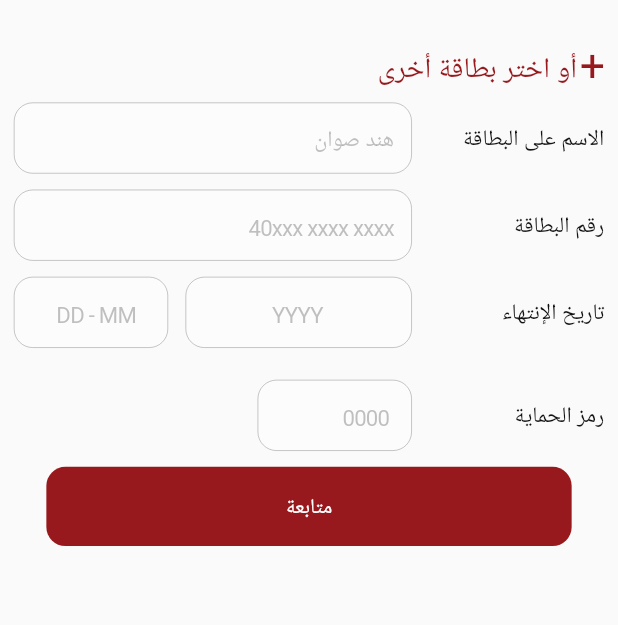
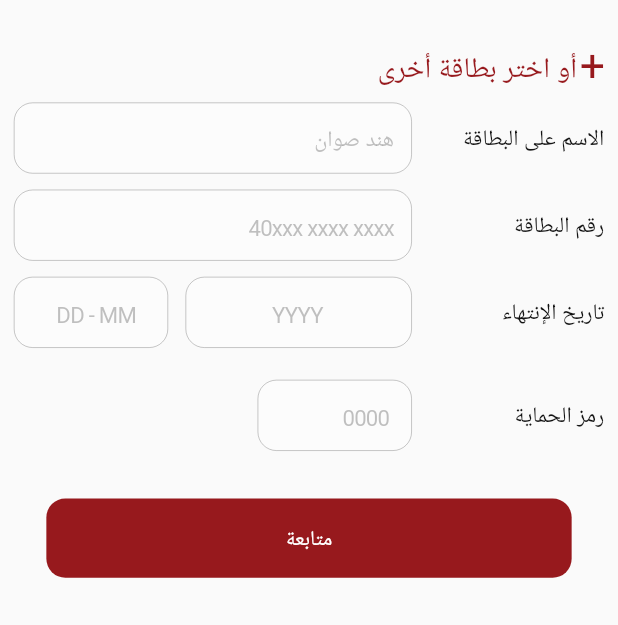
Before and after one commit to Mohamed-Salem7/Bazaar_app, a Flutter app: the PaymentMethod screen opened directly, on a phone screen of 412 x 824 dp, the part 611-1236 px from its top. Run offline on Flutter 3.47's test engine with Material 2 defaults, Android fonts, the phone set to English and light mode, and no system bars; our stand-ins replace buttons_tabbar, carousel_slider, flutter_bloc, flutter_screenutil, flutter_svg, get and 3 more; missing offline and left inert: country_state_city_picker; accounts and stored records are empty; Roboto replaces fonts that are missing (SF UI Display, Tajawal).

Commit message:
master-commit

```diff
--- a/lib/presntaion/layers/Setting/screen/payment_method/payment_method.dart
+++ b/lib/presntaion/layers/Setting/screen/payment_method/payment_method.dart
@@ -142,7 +142,7 @@ class PaymentMethod extends StatelessWidget {
                         child:   EntryInfoVisa(title: 'تاريخ الإنتهاء',hintText:   '               YYYY',isDate: true,hintText2: '   DD - MM',isSecure: false),
                       ),
                       Padding(
-                        padding: EdgeInsets.only(top: 10.h,bottom: 10.h),
+                        padding: EdgeInsets.only(top: 10.h,bottom: 30.h),
                         child:  EntryInfoVisa(title: 'رمز الحماية',hintText: ' 0000',isDate: false,isSecure: true),
                       ),
                       MainButton(title: 'متابعة', function: (){},),
```
